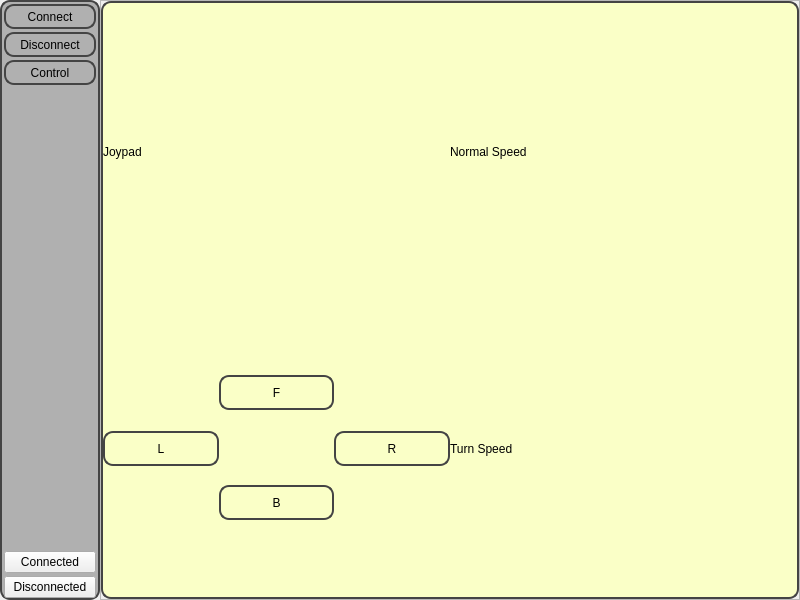
Above: bt_car_controller_with_qt/mainwindow.ui from akifs52/Bluetooth-controller-car-with-arduino before the change. Below: the same form after it.
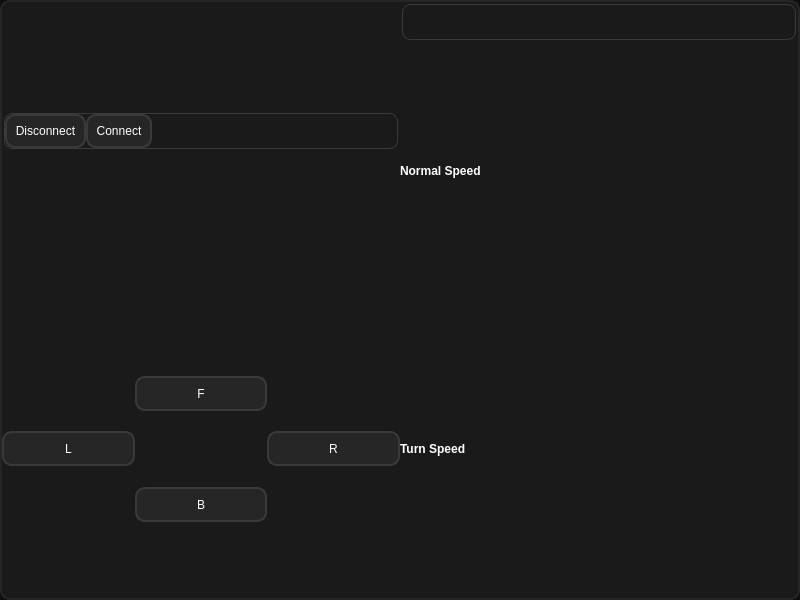
That is the form after the change. Icons and pictures are not drawn. Custom widgets are drawn as their Qt base class.

Commit message: new ui and battery indicator

```diff
--- a/bt_car_controller_with_qt/mainwindow.ui
+++ b/bt_car_controller_with_qt/mainwindow.ui
@@ -13,6 +13,22 @@
   <property name="windowTitle">
    <string>Car Controller</string>
   </property>
+  <property name="windowOpacity">
+   <double>1.000000000000000</double>
+  </property>
+  <property name="styleSheet">
+   <string notr="true">QMainWindow
+{
+	background-color: rgb(14, 14, 14);
+	color: rgb(255, 255, 255);
+}</string>
+  </property>
+  <property name="toolButtonStyle">
+   <enum>Qt::ToolButtonStyle::ToolButtonIconOnly</enum>
+  </property>
+  <property name="dockOptions">
+   <set>QMainWindow::DockOption::AllowTabbedDocks|QMainWindow::DockOption::AnimatedDocks</set>
+  </property>
   <widget class="QWidget" name="centralwidget">
    <layout class="QHBoxLayout" name="horizontalLayout">
     <property name="spacing">
@@ -30,198 +46,16 @@
     <property name="bottomMargin">
      <number>0</number>
     </property>
-    <item>
-     <widget class="QFrame" name="frame_5">
-      <property name="minimumSize">
-       <size>
-        <width>100</width>
-        <height>0</height>
-       </size>
-      </property>
-      <property name="maximumSize">
-       <size>
-        <width>16777215</width>
-        <height>16777215</height>
-       </size>
-      </property>
-      <property name="styleSheet">
-       <string notr="true">QFrame
-{
-	
-	background-color: rgb(176, 176, 176);
-	
-	border: 2px solid rgb(68, 68, 68);
-	
-	border-radius: 10px;
-}</string>
-      </property>
-      <property name="frameShape">
-       <enum>QFrame::Shape::StyledPanel</enum>
-      </property>
-      <property name="frameShadow">
-       <enum>QFrame::Shadow::Raised</enum>
-      </property>
-      <layout class="QVBoxLayout" name="verticalLayout_2">
-       <property name="spacing">
-        <number>3</number>
-       </property>
-       <property name="leftMargin">
-        <number>2</number>
-       </property>
-       <property name="topMargin">
-        <number>2</number>
-       </property>
-       <property name="rightMargin">
-        <number>2</number>
-       </property>
-       <property name="bottomMargin">
-        <number>0</number>
-       </property>
-       <item>
-        <widget class="QPushButton" name="connectBt">
-         <property name="minimumSize">
-          <size>
-           <width>0</width>
-           <height>25</height>
-          </size>
-         </property>
-         <property name="styleSheet">
-          <string notr="true">QPushButton
-{
-	border: 2px solid rgb(68, 68, 68);
-	
-	border-radius: 10px;
-}
-
-QPushButton:hover
-{
-	border: 2px solid rgb(255, 255, 255);
-	
-	border-radius: 10px;
-}
-
-QPushButton:pressed
-{
-	border: 2px solid rgb(255, 0, 0);
-	
-	border-radius: 10px;
-}</string>
-         </property>
-         <property name="text">
-          <string>Connect</string>
-         </property>
-        </widget>
-       </item>
-       <item>
-        <widget class="QPushButton" name="DisconnectBt">
-         <property name="minimumSize">
-          <size>
-           <width>0</width>
-           <height>25</height>
-          </size>
-         </property>
-         <property name="styleSheet">
-          <string notr="true">QPushButton
-{
-	border: 2px solid rgb(68, 68, 68);
-	
-	border-radius: 10px;
-}
-
-QPushButton:hover
-{
-	border: 2px solid rgb(255, 255, 255);
-	
-	border-radius: 10px;
-}
-
-QPushButton:pressed
-{
-	border: 2px solid rgb(255, 0, 0);
-	
-	border-radius: 10px;
-}</string>
-         </property>
-         <property name="text">
-          <string>Disconnect</string>
-         </property>
-        </widget>
-       </item>
-       <item>
-        <widget class="QPushButton" name="ControlButton">
-         <property name="minimumSize">
-          <size>
-           <width>0</width>
-           <height>25</height>
-          </size>
-         </property>
-         <property name="styleSheet">
-          <string notr="true">QPushButton
-{
-	border: 2px solid rgb(68, 68, 68);
-	
-	border-radius: 10px;
-}
-
-QPushButton:hover
-{
-	border: 2px solid rgb(255, 255, 255);
-	
-	border-radius: 10px;
-}
-
-QPushButton:pressed
-{
-	border: 2px solid rgb(255, 0, 0);
-	
-	border-radius: 10px;
-}</string>
-         </property>
-         <property name="text">
-          <string>Control</string>
-         </property>
-        </widget>
-       </item>
-       <item>
-        <spacer name="verticalSpacer">
-         <property name="orientation">
-          <enum>Qt::Orientation::Vertical</enum>
-         </property>
-         <property name="sizeType">
-          <enum>QSizePolicy::Policy::Expanding</enum>
-         </property>
-         <property name="sizeHint" stdset="0">
-          <size>
-           <width>20</width>
-           <height>40</height>
-          </size>
-         </property>
-        </spacer>
-       </item>
-       <item>
-        <widget class="QPushButton" name="connectedButton">
-         <property name="text">
-          <string>Connected</string>
-         </property>
-        </widget>
-       </item>
-       <item>
-        <widget class="QPushButton" name="disconnectedButton">
-         <property name="text">
-          <string>Disconnected</string>
-         </property>
-        </widget>
-       </item>
-      </layout>
-     </widget>
-    </item>
     <item>
      <widget class="QFrame" name="frame">
       <property name="frameShape">
-       <enum>QFrame::Shape::StyledPanel</enum>
+       <enum>QFrame::Shape::NoFrame</enum>
       </property>
       <property name="frameShadow">
-       <enum>QFrame::Shadow::Raised</enum>
+       <enum>QFrame::Shadow::Plain</enum>
+      </property>
+      <property name="lineWidth">
+       <number>0</number>
       </property>
       <layout class="QVBoxLayout" name="verticalLayout">
        <property name="spacing">
@@ -241,14 +75,20 @@
        </property>
        <item>
         <widget class="QStackedWidget" name="stackedWidget">
+         <property name="sizePolicy">
+          <sizepolicy hsizetype="Minimum" vsizetype="Minimum">
+           <horstretch>0</horstretch>
+           <verstretch>0</verstretch>
+          </sizepolicy>
+         </property>
+         <property name="focusPolicy">
+          <enum>Qt::FocusPolicy::NoFocus</enum>
+         </property>
          <property name="styleSheet">
           <string notr="true">QStackedWidget
 {
-	
-	
-	background-color: rgb(250, 255, 199);
-
-	border : 2px solid rgb(68, 68, 68);
+	background-color: rgb(26, 26, 26);
+	border: 2px solid rgb(38, 38, 38);
 	border-radius: 10px;
 }</string>
          </property>
@@ -299,6 +139,9 @@
                  <property name="spacing">
                   <number>0</number>
                  </property>
+                 <property name="sizeConstraint">
+                  <enum>QLayout::SizeConstraint::SetDefaultConstraint</enum>
+                 </property>
                  <property name="leftMargin">
                   <number>0</number>
                  </property>
@@ -312,18 +155,164 @@
                   <number>0</number>
                  </property>
                  <item>
-                  <widget class="QLabel" name="label">
+                  <widget class="QFrame" name="topbar1">
                    <property name="maximumSize">
                     <size>
                      <width>16777215</width>
-                     <height>15</height>
+                     <height>40</height>
                     </size>
                    </property>
-                   <property name="text">
-                    <string>Joypad</string>
+                   <property name="styleSheet">
+                    <string notr="true">QFrame#topbar1 {
+    background: rgb(26, 26, 26);
+    border: 1px solid rgb(58, 58, 58);
+    border-radius: 8px;
+    margin: 2px;
+}</string>
                    </property>
+                   <property name="frameShape">
+                    <enum>QFrame::Shape::StyledPanel</enum>
+                   </property>
+                   <property name="frameShadow">
+                    <enum>QFrame::Shadow::Raised</enum>
+                   </property>
+                   <layout class="QHBoxLayout" name="horizontalLayout_7">
+                    <property name="spacing">
+                     <number>0</number>
+                    </property>
+                    <property name="leftMargin">
+                     <number>0</number>
+                    </property>
+                    <property name="topMargin">
+                     <number>0</number>
+                    </property>
+                    <property name="rightMargin">
+                     <number>0</number>
+                    </property>
+                    <property name="bottomMargin">
+                     <number>0</number>
+                    </property>
+                    <item>
+                     <widget class="QPushButton" name="DisconnectBt">
+                      <property name="minimumSize">
+                       <size>
+                        <width>0</width>
+                        <height>25</height>
+                       </size>
+                      </property>
+                      <property name="maximumSize">
+                       <size>
+                        <width>100</width>
+                        <height>16777215</height>
+                       </size>
+                      </property>
+                      <property name="styleSheet">
+                       <string notr="true">QPushButton
+{
+	background-color: rgb(38, 38, 38);
+	color: rgb(255, 255, 255);
+	border: 2px solid rgb(58, 58, 58);
+	border-radius: 10px;
+	padding: 8px;
+}
+
+QPushButton:hover
+{
+	background-color: rgb(58, 58, 58);
+	border: 2px solid rgb(129, 236, 255);
+	color: rgb(129, 236, 255);
+}
+
+QPushButton:pressed
+{
+	background-color: rgb(26, 26, 26);
+	border: 2px solid rgb(255, 113, 108);
+	color: rgb(255, 113, 108);
+}</string>
+                      </property>
+                      <property name="text">
+                       <string>Disconnect</string>
+                      </property>
+                     </widget>
+                    </item>
+                    <item>
+                     <widget class="QPushButton" name="connectBt">
+                      <property name="minimumSize">
+                       <size>
+                        <width>20</width>
+                        <height>25</height>
+                       </size>
+                      </property>
+                      <property name="maximumSize">
+                       <size>
+                        <width>100</width>
+                        <height>16777215</height>
+                       </size>
+                      </property>
+                      <property name="styleSheet">
+                       <string notr="true">QPushButton
+{
+	background-color: rgb(38, 38, 38);
+	color: rgb(255, 255, 255);
+	border: 2px solid rgb(58, 58, 58);
+	border-radius: 10px;
+	padding: 8px;
+}
+
+QPushButton:hover
+{
+	background-color: rgb(58, 58, 58);
+	border: 2px solid rgb(129, 236, 255);
+	color: rgb(129, 236, 255);
+}
+
+QPushButton:pressed
+{
+	background-color: rgb(26, 26, 26);
+	border: 2px solid rgb(255, 113, 108);
+	color: rgb(255, 113, 108);
+}</string>
+                      </property>
+                      <property name="text">
+                       <string>Connect</string>
+                      </property>
+                     </widget>
+                    </item>
+                    <item>
+                     <spacer name="horizontalSpacer_2">
+                      <property name="orientation">
+                       <enum>Qt::Orientation::Horizontal</enum>
+                      </property>
+                      <property name="sizeType">
+                       <enum>QSizePolicy::Policy::Expanding</enum>
+                      </property>
+                      <property name="sizeHint" stdset="0">
+                       <size>
+                        <width>40</width>
+                        <height>20</height>
+                       </size>
+                      </property>
+                     </spacer>
+                    </item>
+                   </layout>
                   </widget>
                  </item>
+                 <item>
+                  <spacer name="verticalSpacer">
+                   <property name="orientation">
+                    <enum>Qt::Orientation::Vertical</enum>
+                   </property>
+                   <property name="sizeType">
+                    <enum>QSizePolicy::Policy::Minimum</enum>
+                   </property>
+                   <property name="sizeHint" stdset="0">
+                    <size>
+                     <width>20</width>
+                     <height>40</height>
+                    </size>
+                   </property>
+                  </spacer>
+                 </item>
                 </layout>
                </widget>
               </item>
@@ -333,6 +322,9 @@
                  <property name="spacing">
                   <number>0</number>
                  </property>
+                 <property name="sizeConstraint">
+                  <enum>QLayout::SizeConstraint::SetDefaultConstraint</enum>
+                 </property>
                  <property name="leftMargin">
                   <number>0</number>
                  </property>
@@ -380,9 +372,11 @@
                       <property name="styleSheet">
                        <string notr="true">QPushButton
 {
-	border: 2px solid rgb(68, 68, 68);
-	
+	background-color: rgb(38, 38, 38);
+	color: rgb(255, 255, 255);
+	border: 2px solid rgb(58, 58, 58);
 	border-radius: 10px;
+	padding: 8px;
 }
 
 QPushButton:hover
@@ -436,9 +430,11 @@
                       <property name="styleSheet">
                        <string notr="true">QPushButton
 {
-	border: 2px solid rgb(68, 68, 68);
-	
+	background-color: rgb(38, 38, 38);
+	color: rgb(255, 255, 255);
+	border: 2px solid rgb(58, 58, 58);
 	border-radius: 10px;
+	padding: 8px;
 }
 
 QPushButton:hover
@@ -471,9 +467,11 @@
                       <property name="styleSheet">
                        <string notr="true">QPushButton
 {
-	border: 2px solid rgb(68, 68, 68);
-	
+	background-color: rgb(38, 38, 38);
+	color: rgb(255, 255, 255);
+	border: 2px solid rgb(58, 58, 58);
 	border-radius: 10px;
+	padding: 8px;
 }
 
 QPushButton:hover
@@ -527,9 +525,11 @@
                       <property name="styleSheet">
                        <string notr="true">QPushButton
 {
-	border: 2px solid rgb(68, 68, 68);
-	
+	background-color: rgb(38, 38, 38);
+	color: rgb(255, 255, 255);
+	border: 2px solid rgb(58, 58, 58);
 	border-radius: 10px;
+	padding: 8px;
 }
 
 QPushButton:hover
@@ -599,14 +599,204 @@
                  <property name="bottomMargin">
                   <number>0</number>
                  </property>
+                 <item>
+                  <widget class="QFrame" name="topbar2">
+                   <property name="minimumSize">
+                    <size>
+                     <width>0</width>
+                     <height>30</height>
+                    </size>
+                   </property>
+                   <property name="maximumSize">
+                    <size>
+                     <width>16777215</width>
+                     <height>40</height>
+                    </size>
+                   </property>
+                   <property name="styleSheet">
+                    <string notr="true">QFrame#topbar2 {
+    background: rgb(26, 26, 26);
+    border: 1px solid rgb(58, 58, 58);
+    border-radius: 8px;
+    margin: 2px;
+}
+
+/* Modern Battery Status Widget */
+#batteryContainer {
+    background: rgba(38, 38, 38, 0.8);
+    border: 1px solid rgba(129, 236, 255, 0.3);
+    border-radius: 6px;
+    padding: 4px 8px;
+    margin: 2px;
+}
+
+#batteryIcon {
+    color: rgb(255, 255, 255);
+    font-size: 12px;
+    padding: 0 4px;
+}
+
+#batteryText {
+    color: rgb(255, 255, 255);
+    font-weight: bold;
+    font-size: 10px;
+    padding: 0 4px;
+}
+
+#batteryBar {
+    min-width: 50px;
+    height: 4px;
+    background: rgba(255, 255, 255, 0.1);
+    border-radius: 2px;
+    border: 1px solid rgba(255, 255, 255, 0.2);
+    position: relative;
+}
+
+#batteryBar::after {
+    content: '';
+    position: absolute;
+    left: 0;
+    top: 0;
+    height: 100%;
+    width: 75%;
+    background: qlineargradient(x1:0, y1:0, x2:1, y2:0, 
+        stop:0 rgb(129, 236, 255), 
+        stop:0.5 rgb(0, 212, 236), 
+        stop:1 rgb(129, 236, 255));
+    border-radius: 1px;
+}
+
+</string>
+                   </property>
+                   <property name="frameShape">
+                    <enum>QFrame::Shape::StyledPanel</enum>
+                   </property>
+                   <property name="frameShadow">
+                    <enum>QFrame::Shadow::Raised</enum>
+                   </property>
+                   <layout class="QHBoxLayout" name="batteryLayout">
+                    <property name="spacing">
+                     <number>0</number>
+                    </property>
+                    <property name="leftMargin">
+                     <number>0</number>
+                    </property>
+                    <property name="topMargin">
+                     <number>0</number>
+                    </property>
+                    <property name="rightMargin">
+                     <number>0</number>
+                    </property>
+                    <property name="bottomMargin">
+                     <number>0</number>
+                    </property>
+                    <item>
+                     <spacer name="horizontalSpacer_3">
+                      <property name="orientation">
+                       <enum>Qt::Orientation::Horizontal</enum>
+                      </property>
+                      <property name="sizeHint" stdset="0">
+                       <size>
+                        <width>40</width>
+                        <height>20</height>
+                       </size>
+                      </property>
+                     </spacer>
+                    </item>
+                    <item>
+                     <widget class="QLabel" name="connectionStatus">
+                      <property name="minimumSize">
+                       <size>
+                        <width>25</width>
+                        <height>25</height>
+                       </size>
+                      </property>
+                      <property name="maximumSize">
+                       <size>
+                        <width>30</width>
+                        <height>30</height>
+                       </size>
+                      </property>
+                      <property name="pixmap">
+                       <pixmap resource="img.qrc">:/images/img/icons8-bluetooth-50.png</pixmap>
+                      </property>
+                      <property name="scaledContents">
+                       <bool>true</bool>
+                      </property>
+                     </widget>
+                    </item>
+                    <item>
+                     <widget class="QFrame" name="frame_3">
+                      <property name="minimumSize">
+                       <size>
+                        <width>50</width>
+                        <height>30</height>
+                       </size>
+                      </property>
+                      <property name="maximumSize">
+                       <size>
+                        <width>50</width>
+                        <height>30</height>
+                       </size>
+                      </property>
+                      <property name="frameShape">
+                       <enum>QFrame::Shape::NoFrame</enum>
+                      </property>
+                      <property name="frameShadow">
+                       <enum>QFrame::Shadow::Plain</enum>
+                      </property>
+                      <layout class="QHBoxLayout" name="horizontalLayout_8">
+                       <property name="spacing">
+                        <number>0</number>
+                       </property>
+                       <property name="leftMargin">
+                        <number>0</number>
+                       </property>
+                       <property name="topMargin">
+                        <number>0</number>
+                       </property>
+                       <property name="rightMargin">
+                        <number>0</number>
+                       </property>
+                       <property name="bottomMargin">
+                        <number>0</number>
+                       </property>
+                       <item>
+                        <widget class="Battery" name="batteryWidget" native="true">
+                         <property name="minimumSize">
+                          <size>
+                           <width>50</width>
+                           <height>30</height>
+                          </size>
+                         </property>
+                         <property name="maximumSize">
+                          <size>
+                           <width>50</width>
+                           <height>30</height>
+                          </size>
+                         </property>
+                        </widget>
+                       </item>
+                      </layout>
+                     </widget>
+                    </item>
+                   </layout>
+                  </widget>
+                 </item>
                  <item>
                   <widget class="QLabel" name="label_2">
                    <property name="maximumSize">
                     <size>
                      <width>16777215</width>
-                     <height>15</height>
+                     <height>16777215</height>
                     </size>
                    </property>
+                   <property name="styleSheet">
+                    <string notr="true">QLabel {
+    color: rgb(255, 255, 255);
+    font-weight: bold;
+}</string>
+                   </property>
                    <property name="text">
                     <string>Normal Speed</string>
                    </property>
@@ -638,9 +828,15 @@
                    <property name="maximumSize">
                     <size>
                      <width>16777215</width>
-                     <height>15</height>
+                     <height>16777215</height>
                     </size>
                    </property>
+                   <property name="styleSheet">
+                    <string notr="true">QLabel {
+    color: rgb(255, 255, 255);
+    font-weight: bold;
+}</string>
+                   </property>
                    <property name="text">
                     <string>Turn Speed</string>
                    </property>
@@ -655,7 +851,7 @@
           </layout>
          </widget>
          <widget class="QWidget" name="BtListPage">
-          <layout class="QHBoxLayout" name="horizontalLayout_6">
+          <layout class="QVBoxLayout" name="verticalLayout_2">
            <property name="spacing">
             <number>0</number>
            </property>
@@ -702,6 +898,15 @@
    </layout>
   </widget>
  </widget>
- <resources/>
+ <customwidgets>
+  <customwidget>
+   <class>Battery</class>
+   <extends>QWidget</extends>
+   <header>battery.h</header>
+  </customwidget>
+ </customwidgets>
+ <resources>
+  <include location="img.qrc"/>
+ </resources>
  <connections/>
 </ui>
```
Left out of the diff: 205 changed lines with no effect on the pictures. The commit also changes 10 other files.
